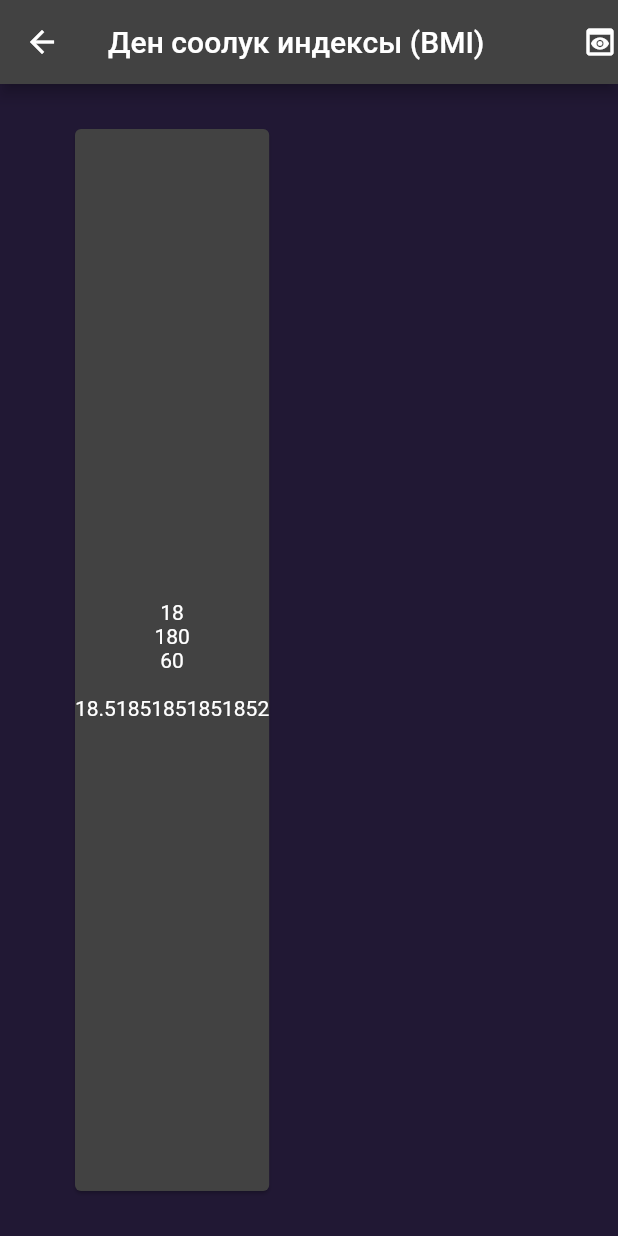
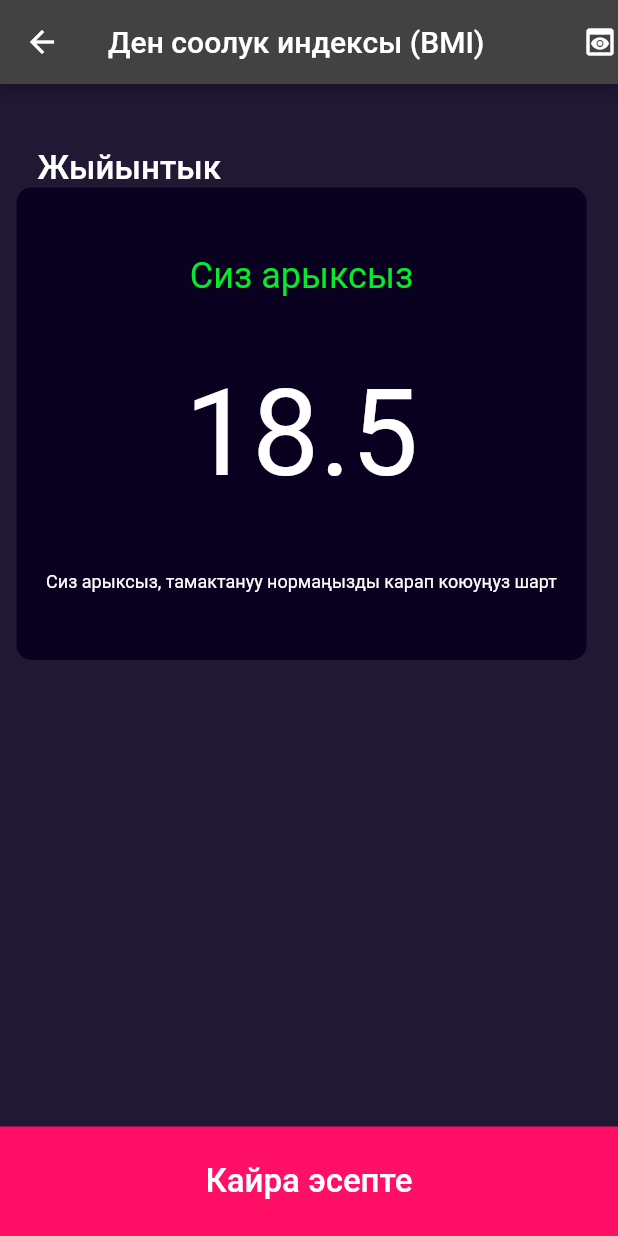
Before and after one commit to Kenjegulov/BMI_CALCULATOR, a Flutter app: the Result screen opened directly, on a phone screen of 412 x 824 dp. Run offline on Flutter 3.47's test engine with Material 2 defaults, Android fonts, the light colour scheme and no system bars.

Commit message:
done project

```diff
--- /dev/null
+++ b/lib/bmiCalculator.dart
@@ -0,0 +1,25 @@
+class BmiCalculator {
+  String bmiResult(res) {
+    if (res <= 20) {
+      return 'Сиз арыксыз';
+    } else if (res > 20 && res <= 25) {
+      return 'Нормалдуу';
+    } else if (res > 25 && res <= 30) {
+      return 'Сиз Ашыкча салмактуусуз';
+    } else {
+      return 'Сиз семиссиз';
+    }
+  }
+
+  String bmiDescription(res) {
+    if (res <= 20) {
+      return 'Сиз арыксыз, тамактануу нормаңызды карап коюуңуз шарт';
+    } else if (res > 20 && res <= 25) {
+      return 'Сиздин дене салмагыңыз нормалдуу. Азаматсыз!';
+    } else if (res > 25 && res <= 30) {
+      return 'Сиз Ашыкча салмактуу экенсиз, спорт менен алектениңиз!!!';
+    } else {
+      return 'Сиз семизсиз, срочно фитнес клубка барыңыз!! Аз жеңиз!!';
+    }
+  }
+}
--- a/lib/constants/MyTexts.dart
+++ b/lib/constants/MyTexts.dart
@@ -10,4 +10,11 @@ class MyText {
     "CALCULATOR",
     style: TextStyle(fontSize: 22),
   );
+  static const recalculate = Text(
+    "Кайра эсепте",
+    style: TextStyle(
+      fontSize: 22,
+      fontWeight: FontWeight.w500,
+    ),
+  );
 }
--- a/lib/home.dart
+++ b/lib/home.dart
@@ -101,6 +101,13 @@ class _BMICalculatorState extends State<BMICalculator> {
         ),
       ),
       bottomNavigationBar: ElevatedButton(
+        style: ElevatedButton.styleFrom(
+          backgroundColor: MyColor.pink,
+          shape: const RoundedRectangleBorder(
+            borderRadius: BorderRadius.all(Radius.zero),
+          ),
+          minimumSize: const Size(double.infinity, 73),
+        ),
         onPressed: () {
           Navigator.push(
             context,
@@ -109,12 +116,7 @@ class _BMICalculatorState extends State<BMICalculator> {
             ),
           );
         },
-        child: Container(
-          width: double.infinity,
-          height: 73,
-          color: MyColor.pink,
-          child: const Center(child: MyText.calculator),
-        ),
+        child: MyText.calculator,
       ),
     );
   }
--- a/lib/result.dart
+++ b/lib/result.dart
@@ -2,7 +2,10 @@ import 'dart:math';
 
 import 'package:flutter/material.dart';
 import 'package:flutter_lesson08/constants/MyColors.dart';
+import 'package:flutter_lesson08/constants/MyTexts.dart';
 import 'package:flutter_lesson08/data.dart';
+
+import 'bmiCalculator.dart';
 
 class Result extends StatefulWidget {
   const Result({super.key});
@@ -11,7 +14,8 @@ class Result extends StatefulWidget {
 }
 
 class _ResultState extends State<Result> {
-  num bmi = MyData.weight / pow(MyData.height / 100, 2);
+  num result = MyData.weight / pow(MyData.height / 100, 2);
+
   @override
   Widget build(BuildContext context) {
     return Scaffold(
@@ -20,18 +24,61 @@ class _ResultState extends State<Result> {
         title: const Text("Ден соолук индексы (BMI)"),
       ),
       backgroundColor: MyColor.bacbackgroundColor,
-      body: Card(
-        margin: const EdgeInsets.symmetric(vertical: 30, horizontal: 50),
+      body: Padding(
+        padding: const EdgeInsets.only(left: 11, right: 9, top: 43),
         child: Column(
-          mainAxisAlignment: MainAxisAlignment.center,
+          crossAxisAlignment: CrossAxisAlignment.start,
           children: [
-            Text("${MyData.age}"),
-            Text("${MyData.height}"),
-            Text("${MyData.weight}"),
-            Text(MyData.gender),
-            Text("$bmi"),
+            const Padding(
+              padding: EdgeInsets.only(left: 14),
+              child: Text(
+                'Жыйынтык',
+                style: TextStyle(fontSize: 22, fontWeight: FontWeight.w500),
+              ),
+            ),
+            Container(
+              height: 315,
+              width: 380,
+              decoration: BoxDecoration(
+                borderRadius: BorderRadius.circular(10),
+                color: MyColor.bacbackgroundColorCard,
+              ),
+              child: Column(
+                mainAxisAlignment: MainAxisAlignment.spaceEvenly,
+                children: [
+                  Text(
+                    BmiCalculator().bmiResult(result),
+                    style:
+                        const TextStyle(fontSize: 24, color: Color(0xff08E82C)),
+                  ),
+                  Text(
+                    result.toStringAsFixed(1),
+                    style: const TextStyle(fontSize: 80),
+                  ),
+                  Text(
+                    BmiCalculator().bmiDescription(result),
+                    style: const TextStyle(
+                      fontSize: 12,
+                    ),
+                  ),
+                ],
+              ),
+            ),
           ],
         ),
+      ),
+      bottomNavigationBar: ElevatedButton(
+        style: ElevatedButton.styleFrom(
+          backgroundColor: MyColor.pink,
+          shape: const RoundedRectangleBorder(
+            borderRadius: BorderRadius.all(Radius.zero),
+          ),
+          minimumSize: const Size(double.infinity, 73),
+        ),
+        onPressed: () {
+          Navigator.pop(context);
+        },
+        child: MyText.recalculate,
       ),
     );
   }
```
